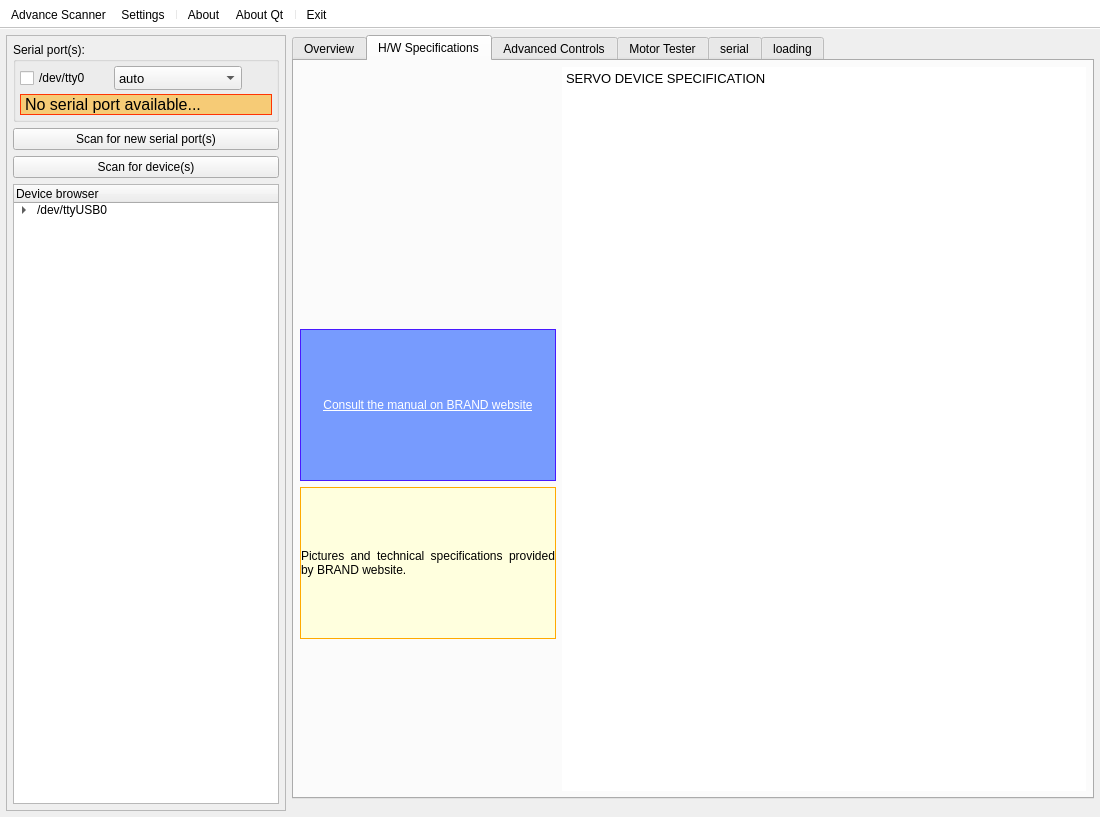
Qt form gui/ui/mainwindow.ui (emericg/SmartServoFramework) before a commit.
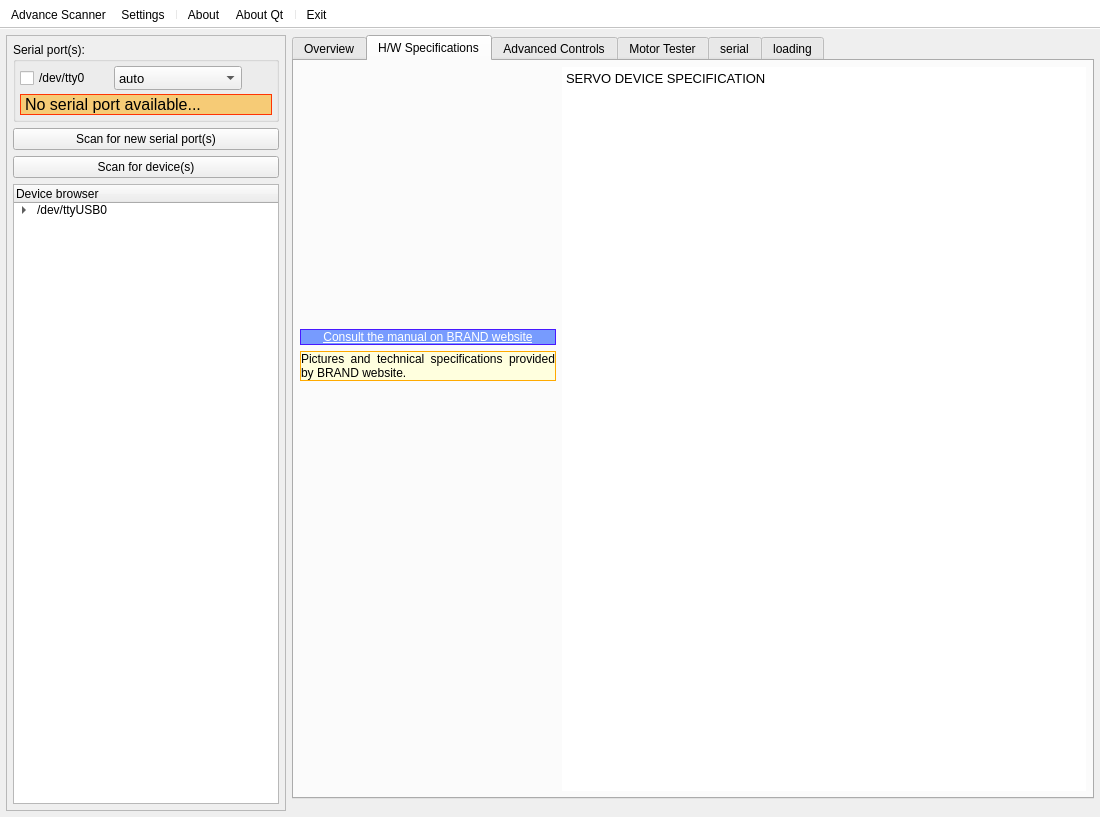
The same form after that commit. The open tabs and pages were chosen to show the change. Icons and pictures are not drawn. Custom widgets are drawn as their Qt base class.

What changed in the file:
```diff
--- a/gui/ui/mainwindow.ui
+++ b/gui/ui/mainwindow.ui
@@ -1658,6 +1658,12 @@
           <property name="orientation">
            <enum>Qt::Vertical</enum>
           </property>
+          <property name="sizeHint" stdset="0">
+           <size>
+            <width>0</width>
+            <height>0</height>
+           </size>
+          </property>
          </spacer>
         </item>
         <item row="2" column="0">
```
Left out of the diff: 6 changed lines with no effect on the pictures.
